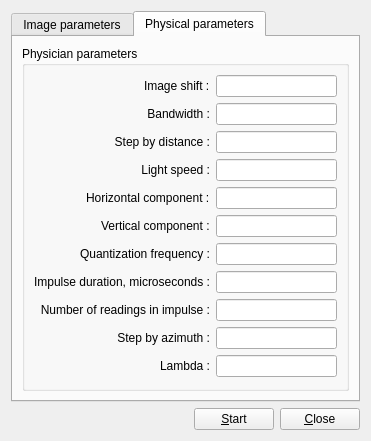
Old version of the form src/gui/ui/conv_azimuth_widget.ui in the repository YuriyRusinov/radius.
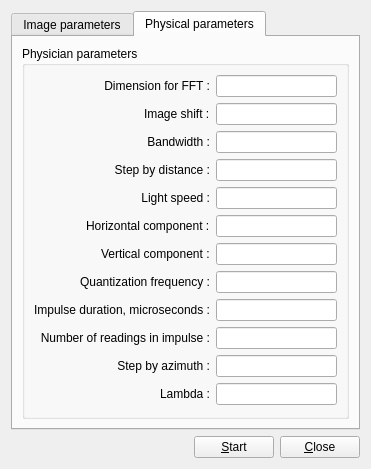
New version of the form. The open tabs and pages were chosen to show the change.

Commit message: Convolution by azimuth in another thread.

The edit to the form file:
```diff
--- a/src/gui/ui/conv_azimuth_widget.ui
+++ b/src/gui/ui/conv_azimuth_widget.ui
@@ -7,7 +7,7 @@
     <x>0</x>
     <y>0</y>
     <width>371</width>
-    <height>422</height>
+    <height>450</height>
    </rect>
   </property>
   <property name="windowTitle">
@@ -151,10 +151,17 @@
           <string>Physician parameters</string>
          </property>
          <layout class="QGridLayout" name="gridLayout_4">
-          <item row="2" column="1">
+          <item row="1" column="0" alignment="Qt::AlignRight">
+           <widget class="QLabel" name="lNShift">
+            <property name="text">
+             <string>&lt;html&gt;&lt;head/&gt;&lt;body&gt;&lt;p&gt;Image shift :&lt;/p&gt;&lt;/body&gt;&lt;/html&gt;</string>
+            </property>
+           </widget>
+          </item>
+          <item row="3" column="1">
            <widget class="QLineEdit" name="lEDistanceStep"/>
           </item>
-          <item row="9" column="0">
+          <item row="10" column="0">
            <widget class="QLabel" name="lAzimuthStep">
             <property name="text">
              <string>&lt;html&gt;&lt;head/&gt;&lt;body&gt;&lt;p&gt;Step by azimuth :&lt;/p&gt;&lt;/body&gt;&lt;/html&gt;</string>
@@ -164,10 +171,10 @@
             </property>
            </widget>
           </item>
-          <item row="9" column="1">
+          <item row="10" column="1">
            <widget class="QLineEdit" name="lEAzimuthStep"/>
           </item>
-          <item row="1" column="0">
+          <item row="2" column="0">
            <widget class="QLabel" name="lBandWidth">
             <property name="text">
              <string>&lt;html&gt;&lt;head/&gt;&lt;body&gt;&lt;p&gt;Bandwidth :&lt;/p&gt;&lt;/body&gt;&lt;/html&gt;</string>
@@ -177,10 +184,10 @@
             </property>
            </widget>
           </item>
-          <item row="1" column="1">
+          <item row="2" column="1">
            <widget class="QLineEdit" name="lEBandwidth"/>
           </item>
-          <item row="2" column="0">
+          <item row="3" column="0">
            <widget class="QLabel" name="lDistanceStep">
             <property name="text">
              <string>&lt;html&gt;&lt;head/&gt;&lt;body&gt;&lt;p&gt;Step by distance :&lt;/p&gt;&lt;/body&gt;&lt;/html&gt;</string>
@@ -190,7 +197,7 @@
             </property>
            </widget>
           </item>
-          <item row="3" column="0">
+          <item row="4" column="0">
            <widget class="QLabel" name="lLightSpeed">
             <property name="text">
              <string>&lt;html&gt;&lt;head/&gt;&lt;body&gt;&lt;p&gt;Light speed :&lt;/p&gt;&lt;/body&gt;&lt;/html&gt;</string>
@@ -200,17 +207,17 @@
             </property>
            </widget>
           </item>
-          <item row="3" column="1">
+          <item row="4" column="1">
            <widget class="QLineEdit" name="lELightSpeed"/>
           </item>
-          <item row="6" column="1">
+          <item row="7" column="1">
            <widget class="QLineEdit" name="lEQuantizationFrequency">
             <property name="readOnly">
              <bool>true</bool>
             </property>
            </widget>
           </item>
-          <item row="6" column="0">
+          <item row="7" column="0">
            <widget class="QLabel" name="lQuantFrequency">
             <property name="text">
              <string>&lt;html&gt;&lt;head/&gt;&lt;body&gt;&lt;p&gt;Quantization frequency :&lt;/p&gt;&lt;/body&gt;&lt;/html&gt;</string>
@@ -220,7 +227,7 @@
             </property>
            </widget>
           </item>
-          <item row="7" column="0">
+          <item row="8" column="0">
            <widget class="QLabel" name="lImpulseDuration">
             <property name="text">
              <string>&lt;html&gt;&lt;head/&gt;&lt;body&gt;&lt;p&gt;Impulse duration, microseconds :&lt;/p&gt;&lt;/body&gt;&lt;/html&gt;</string>
@@ -230,10 +237,10 @@
             </property>
            </widget>
           </item>
-          <item row="7" column="1">
+          <item row="8" column="1">
            <widget class="QLineEdit" name="lEImpulseDuration"/>
           </item>
-          <item row="8" column="0">
+          <item row="9" column="0">
            <widget class="QLabel" name="lNumberofReadingsInImpulse">
             <property name="text">
              <string>Number of readings in impulse :</string>
@@ -243,14 +250,14 @@
             </property>
            </widget>
           </item>
-          <item row="8" column="1">
+          <item row="9" column="1">
            <widget class="QLineEdit" name="lENumberOfReadingsInImpulse">
             <property name="readOnly">
              <bool>true</bool>
             </property>
            </widget>
           </item>
-          <item row="10" column="0">
+          <item row="11" column="0">
            <widget class="QLabel" name="lAlamb">
             <property name="text">
              <string>&lt;html&gt;&lt;head/&gt;&lt;body&gt;&lt;p&gt;Lambda :&lt;/p&gt;&lt;/body&gt;&lt;/html&gt;</string>
@@ -260,39 +267,45 @@
             </property>
            </widget>
           </item>
-          <item row="10" column="1">
+          <item row="11" column="1">
            <widget class="QLineEdit" name="lEAlamb"/>
           </item>
-          <item row="4" column="0" alignment="Qt::AlignRight">
+          <item row="5" column="0" alignment="Qt::AlignRight">
            <widget class="QLabel" name="lHorizontalComponent">
             <property name="text">
              <string>&lt;html&gt;&lt;head/&gt;&lt;body&gt;&lt;p&gt;Horizontal component :&lt;/p&gt;&lt;/body&gt;&lt;/html&gt;</string>
             </property>
            </widget>
           </item>
-          <item row="4" column="1">
+          <item row="5" column="1">
            <widget class="QLineEdit" name="lEHorizontalComponent"/>
           </item>
-          <item row="0" column="1">
+          <item row="1" column="1">
            <widget class="QLineEdit" name="lEShift"/>
           </item>
-          <item row="0" column="0" alignment="Qt::AlignRight">
-           <widget class="QLabel" name="lNShift">
-            <property name="text">
-             <string>&lt;html&gt;&lt;head/&gt;&lt;body&gt;&lt;p&gt;Image shift :&lt;/p&gt;&lt;/body&gt;&lt;/html&gt;</string>
-            </property>
-           </widget>
-          </item>
-          <item row="5" column="0" alignment="Qt::AlignRight">
+          <item row="6" column="0" alignment="Qt::AlignRight">
            <widget class="QLabel" name="lVerticalComonent">
             <property name="text">
              <string>&lt;html&gt;&lt;head/&gt;&lt;body&gt;&lt;p&gt;Vertical component :&lt;/p&gt;&lt;/body&gt;&lt;/html&gt;</string>
             </property>
            </widget>
           </item>
-          <item row="5" column="1">
+          <item row="6" column="1">
            <widget class="QLineEdit" name="lEVerticalComponent"/>
           </item>
+          <item row="0" column="0">
+           <widget class="QLabel" name="lFFTDimension">
+            <property name="text">
+             <string>&lt;html&gt;&lt;head/&gt;&lt;body&gt;&lt;p&gt;Dimension for FFT :&lt;/p&gt;&lt;/body&gt;&lt;/html&gt;</string>
+            </property>
+            <property name="alignment">
+             <set>Qt::AlignRight|Qt::AlignTrailing|Qt::AlignVCenter</set>
+            </property>
+           </widget>
+          </item>
+          <item row="0" column="1">
+           <widget class="QLineEdit" name="lEFFT"/>
+          </item>
          </layout>
         </widget>
        </item>
```
The commit also changes 6 other files.
